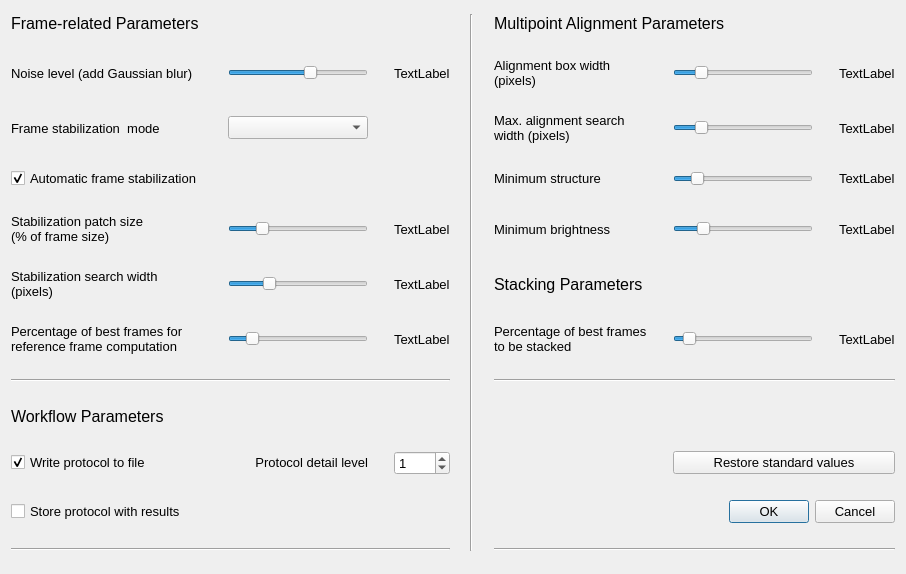
Qt form Source/parameter_configuration.ui (Rolf-Hempel/PlanetarySystemStacker) before a commit.
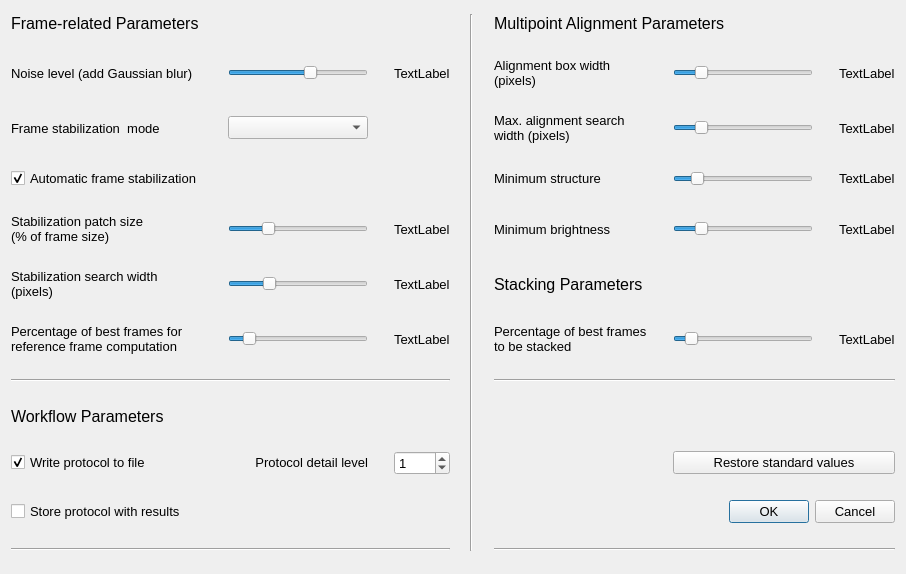
The same form after that commit.

Commit message: First version of configuration editor finished and debugged

Diff of the .ui file:
```diff
--- a/Source/parameter_configuration.ui
+++ b/Source/parameter_configuration.ui
@@ -25,13 +25,13 @@
    <item row="6" column="10">
     <widget class="QSlider" name="apfp_slider_value">
      <property name="minimum">
-      <number>3</number>
+      <number>1</number>
      </property>
      <property name="maximum">
       <number>100</number>
      </property>
      <property name="pageStep">
-      <number>10</number>
+      <number>1</number>
      </property>
      <property name="value">
       <number>10</number>
@@ -186,7 +186,7 @@
    <item row="4" column="10">
     <widget class="QSlider" name="apbt_slider_value">
      <property name="minimum">
-      <number>1</number>
+      <number>2</number>
      </property>
      <property name="maximum">
       <number>50</number>
@@ -559,6 +559,15 @@
      <property name="minimum">
       <number>5</number>
      </property>
+     <property name="maximum">
+      <number>80</number>
+     </property>
+     <property name="singleStep">
+      <number>5</number>
+     </property>
+     <property name="pageStep">
+      <number>5</number>
+     </property>
      <property name="value">
       <number>25</number>
      </property>
@@ -636,13 +645,19 @@
    <item row="6" column="2">
     <widget class="QSlider" name="afafp_slider_value">
      <property name="minimum">
-      <number>1</number>
+      <number>3</number>
      </property>
      <property name="maximum">
       <number>30</number>
      </property>
+     <property name="singleStep">
+      <number>3</number>
+     </property>
+     <property name="pageStep">
+      <number>3</number>
+     </property>
      <property name="value">
-      <number>5</number>
+      <number>6</number>
      </property>
      <property name="orientation">
       <enum>Qt::Horizontal</enum>
```
Left out of the diff: 58 changed lines with no effect on the pictures. The commit also changes 5 other files.
